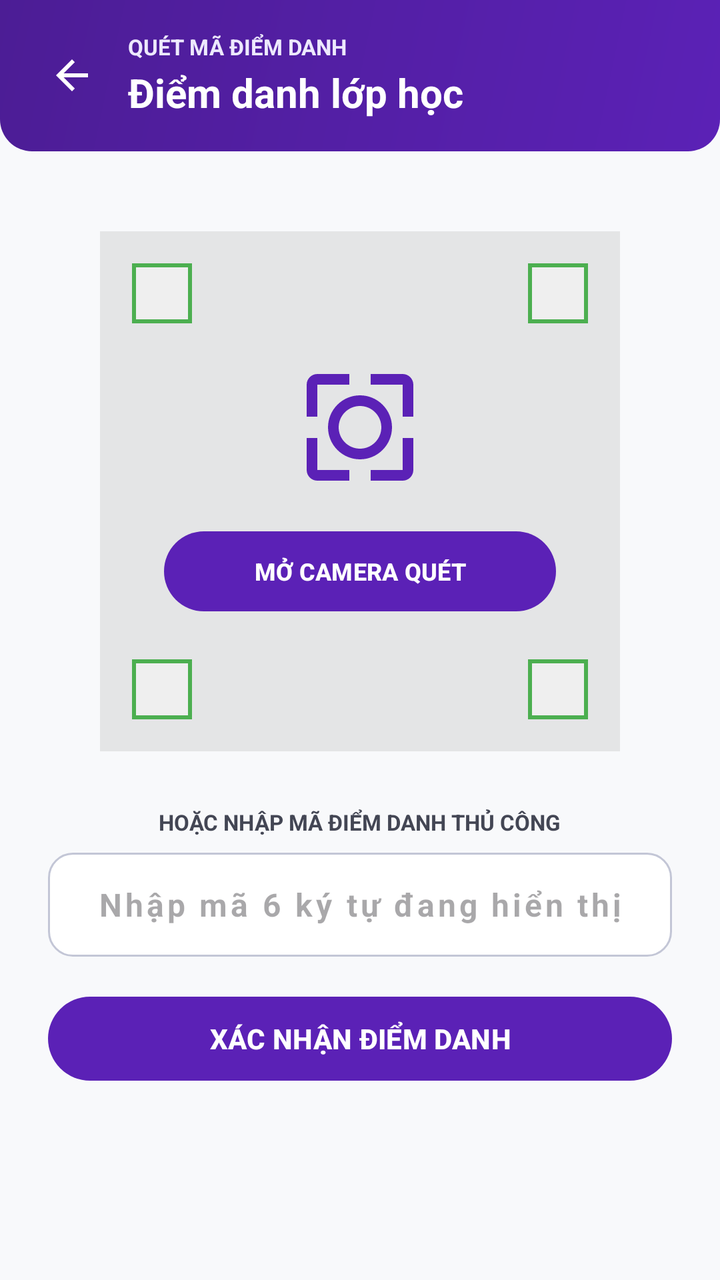
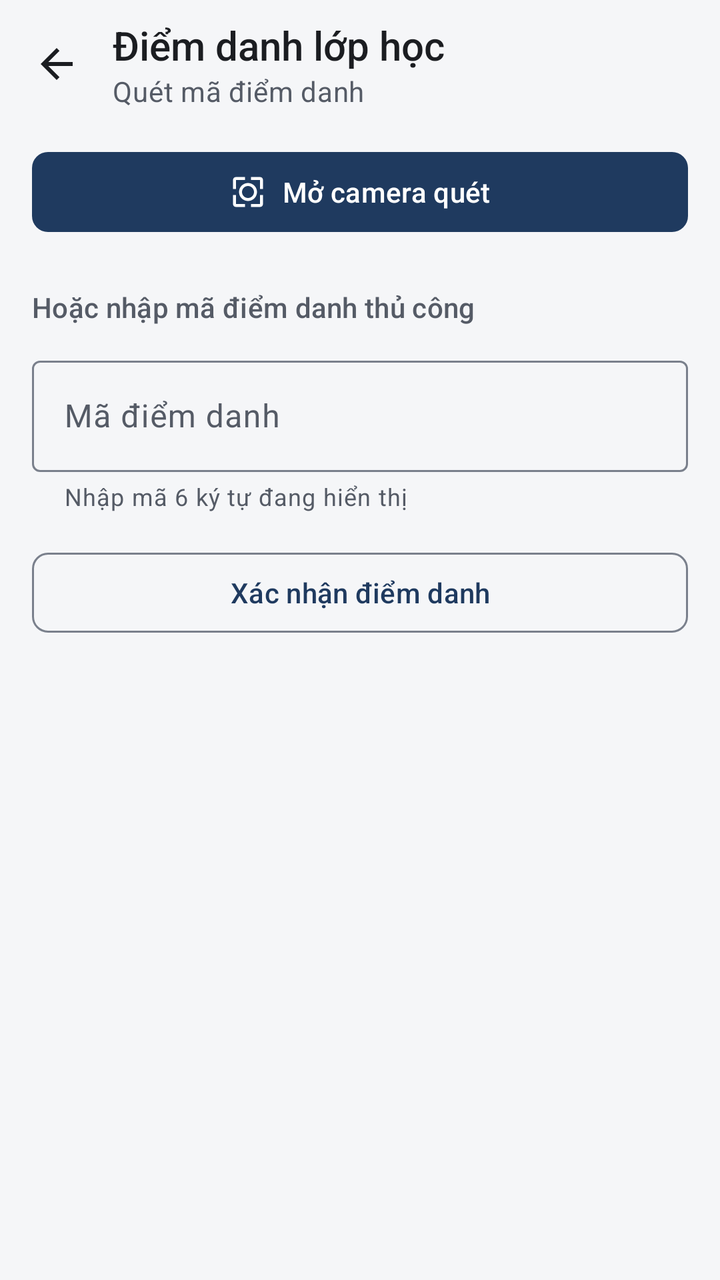

Two renders of the same Android screen: before a commit and after it. Below are the layout's source before the change and the commit's diff.
<!-- AndroidManifest.xml: application theme Theme.Kstudy -->
<!-- res/layout/fragment_student_scan.xml -->
<?xml version="1.0" encoding="utf-8"?>
<RelativeLayout xmlns:android="http://schemas.android.com/apk/res/android"
    xmlns:app="http://schemas.android.com/apk/res-auto"
    android:layout_width="match_parent"
    android:layout_height="match_parent"
    android:background="@color/background">

    
    <LinearLayout
        android:id="@+id/layoutStudentHeader"
        android:layout_width="match_parent"
        android:layout_height="wrap_content"
        android:background="@drawable/bg_gradient_blue"
        android:orientation="horizontal"
        android:gravity="center_vertical"
        android:padding="16dp">

        <ImageView
            android:id="@+id/btnBackStudentScan"
            android:layout_width="40dp"
            android:layout_height="40dp"
            android:padding="8dp"
            android:src="@drawable/ic_back"
            android:background="?android:attr/selectableItemBackgroundBorderless"
            android:contentDescription="Back" />

        <LinearLayout
            android:layout_width="0dp"
            android:layout_height="wrap_content"
            android:layout_weight="1"
            android:layout_marginStart="8dp"
            android:orientation="vertical">

            <TextView
                android:layout_width="wrap_content"
                android:layout_height="wrap_content"
                android:text="QUÉT MÃ ĐIỂM DANH"
                android:textColor="@color/primary_container"
                android:textSize="11sp"
                android:textStyle="bold" />

            <TextView
                android:layout_width="wrap_content"
                android:layout_height="wrap_content"
                android:layout_marginTop="2dp"
                android:text="Điểm danh lớp học"
                android:textColor="@color/white"
                android:textSize="20sp"
                android:textStyle="bold" />
        </LinearLayout>
    </LinearLayout>

    <ScrollView
        android:layout_width="match_parent"
        android:layout_height="match_parent"
        android:layout_below="@id/layoutStudentHeader"
        android:fillViewport="true">

        <LinearLayout
            android:layout_width="match_parent"
            android:layout_height="wrap_content"
            android:gravity="center_horizontal"
            android:orientation="vertical"
            android:padding="24dp">

            
            <FrameLayout
                android:layout_width="260dp"
                android:layout_height="260dp"
                android:layout_marginTop="16dp"
                android:background="#15000000"
                android:padding="16dp">

                
                <View
                    android:layout_width="30dp"
                    android:layout_height="30dp"
                    android:layout_gravity="top|left"
                    android:background="@color/present" />

                <View
                    android:layout_width="26dp"
                    android:layout_height="26dp"
                    android:layout_gravity="top|left"
                    android:layout_margin="2dp"
                    android:background="#EFEFEF" />

                <View
                    android:layout_width="30dp"
                    android:layout_height="30dp"
                    android:layout_gravity="top|right"
                    android:background="@color/present" />

                <View
                    android:layout_width="26dp"
                    android:layout_height="26dp"
                    android:layout_gravity="top|right"
                    android:layout_margin="2dp"
                    android:background="#EFEFEF" />

                <View
                    android:layout_width="30dp"
                    android:layout_height="30dp"
                    android:layout_gravity="bottom|left"
                    android:background="@color/present" />

                <View
                    android:layout_width="26dp"
                    android:layout_height="26dp"
                    android:layout_gravity="bottom|left"
                    android:layout_margin="2dp"
                    android:background="#EFEFEF" />

                <View
                    android:layout_width="30dp"
                    android:layout_height="30dp"
                    android:layout_gravity="bottom|right"
                    android:background="@color/present" />

                <View
                    android:layout_width="26dp"
                    android:layout_height="26dp"
                    android:layout_gravity="bottom|right"
                    android:layout_margin="2dp"
                    android:background="#EFEFEF" />

                
                <LinearLayout
                    android:layout_width="match_parent"
                    android:layout_height="match_parent"
                    android:gravity="center"
                    android:orientation="vertical"
                    android:padding="16dp">

                    <ImageView
                        android:layout_width="64dp"
                        android:layout_height="64dp"
                        android:src="@drawable/ic_scan"
                        app:tint="@color/primary" />

                    <Button
                        android:id="@+id/btnStartCameraScan"
                        style="@style/Widget.Material3.Button"
                        android:layout_width="match_parent"
                        android:layout_height="wrap_content"
                        android:layout_marginTop="16dp"
                        android:text="MỞ CAMERA QUÉT"
                        android:textColor="@color/white"
                        android:textStyle="bold"
                        android:textSize="12sp" />
                </LinearLayout>
            </FrameLayout>

            
            <TextView
                android:layout_width="wrap_content"
                android:layout_height="wrap_content"
                android:layout_marginTop="28dp"
                android:text="HOẶC NHẬP MÃ ĐIỂM DANH THỦ CÔNG"
                android:textColor="@color/text_secondary"
                android:textSize="11sp"
                android:textStyle="bold" />

            
            <EditText
                android:id="@+id/etScanCode"
                android:layout_width="match_parent"
                android:layout_height="52dp"
                android:layout_marginTop="8dp"
                android:background="@drawable/bg_edit_text"
                android:gravity="center"
                android:hint="Nhập mã 6 ký tự đang hiển thị"
                android:inputType="textCapCharacters"
                android:maxLength="10"
                android:textColor="@color/black"
                android:textSize="16sp"
                android:textStyle="bold"
                android:letterSpacing="0.1" />

            <Button
                android:id="@+id/btnSubmitScanCode"
                style="@style/Widget.Material3.Button"
                android:layout_width="match_parent"
                android:layout_height="50dp"
                android:layout_marginTop="16dp"
                android:layout_marginBottom="32dp"
                android:text="XÁC NHẬN ĐIỂM DANH"
                android:textColor="@color/white"
                android:textStyle="bold" />
        </LinearLayout>
    </ScrollView>
</RelativeLayout>
<!-- resources referenced by this layout -->
<resources>
  <color name="background">#F8F9FB</color>
  <color name="black">#FF000000</color>
  <color name="present">#4CAF50</color>
  <color name="primary">#5B21B6</color>
  <color name="primary_container">#EDE9FE</color>
  <color name="text_secondary">#434654</color>
  <color name="white">#FFFFFFFF</color>
  <!-- drawable bg_edit_text (drawable) -->
  <?xml version="1.0" encoding="utf-8"?>
  <shape xmlns:android="http://schemas.android.com/apk/res/android"
      android:shape="rectangle">
      <solid android:color="@color/surface" />
      <corners android:radius="12dp" />
      <stroke
          android:width="1dp"
          android:color="@color/outline_variant" />
  </shape>
  <!-- drawable bg_gradient_blue (drawable) -->
  <?xml version="1.0" encoding="utf-8"?>
  <shape xmlns:android="http://schemas.android.com/apk/res/android"
      android:shape="rectangle">
      <gradient
          android:angle="135"
          android:endColor="@color/primary_dark"
          android:startColor="@color/primary" />
      <corners
          android:bottomLeftRadius="16dp"
          android:bottomRightRadius="16dp" />
  </shape>
  <color name="outline_variant">#C3C6D6</color>
  <color name="primary_dark">#4C1D95</color>
  <style name="Base.Theme.Kstudy" parent="Theme.Material3.Light.NoActionBar">
          
          <item name="colorPrimary">@color/primary</item>
          <item name="colorOnPrimary">@color/white</item>
      </style>
  <!-- unchanged entries left out for length: 4 -->
</resources>

<!-- the commit's change to res/layout/fragment_student_scan.xml (unified diff, before → after) -->
@@ -1,192 +1,92 @@
 <?xml version="1.0" encoding="utf-8"?>
-<RelativeLayout xmlns:android="http://schemas.android.com/apk/res/android"
+<LinearLayout xmlns:android="http://schemas.android.com/apk/res/android"
     xmlns:app="http://schemas.android.com/apk/res-auto"
     android:layout_width="match_parent"
     android:layout_height="match_parent"
-    android:background="@color/background">
+    android:background="?android:attr/colorBackground"
+    android:orientation="vertical">
 
-    
     <LinearLayout
         android:id="@+id/layoutStudentHeader"
-        android:layout_width="match_parent"
-        android:layout_height="wrap_content"
-        android:background="@drawable/bg_gradient_blue"
-        android:orientation="horizontal"
-        android:gravity="center_vertical"
-        android:padding="16dp">
+        style="@style/Widget.Kstudy.AppBar">
 
         <ImageView
             android:id="@+id/btnBackStudentScan"
-            android:layout_width="40dp"
-            android:layout_height="40dp"
-            android:padding="8dp"
-            android:src="@drawable/ic_back"
-            android:background="?android:attr/selectableItemBackgroundBorderless"
-            android:contentDescription="Back" />
+            style="@style/Widget.Kstudy.AppBar.BackButton"
+            android:contentDescription="Quay lại" />
 
         <LinearLayout
             android:layout_width="0dp"
             android:layout_height="wrap_content"
             android:layout_weight="1"
-            android:layout_marginStart="8dp"
             android:orientation="vertical">
 
             <TextView
                 android:layout_width="wrap_content"
                 android:layout_height="wrap_content"
-                android:text="QUÉT MÃ ĐIỂM DANH"
-                android:textColor="@color/primary_container"
-                android:textSize="11sp"
-                android:textStyle="bold" />
+                android:text="Điểm danh lớp học"
+                android:textAppearance="@style/TextAppearance.Kstudy.Title" />
 
             <TextView
                 android:layout_width="wrap_content"
                 android:layout_height="wrap_content"
-                android:layout_marginTop="2dp"
-                android:text="Điểm danh lớp học"
-                android:textColor="@color/white"
-                android:textSize="20sp"
-                android:textStyle="bold" />
+                android:text="Quét mã điểm danh"
+                android:textAppearance="@style/TextAppearance.Kstudy.Body.Secondary" />
         </LinearLayout>
     </LinearLayout>
 
     <ScrollView
         android:layout_width="match_parent"
         android:layout_height="match_parent"
-        android:layout_below="@id/layoutStudentHeader"
         android:fillViewport="true">
 
         <LinearLayout
             android:layout_width="match_parent"
             android:layout_height="wrap_content"
-            android:gravity="center_horizontal"
             android:orientation="vertical"
-            android:padding="24dp">
+            android:paddingHorizontal="@dimen/screen_padding"
+            android:paddingTop="8dp"
+            android:paddingBottom="24dp">
 
             
-            <FrameLayout
-                android:layout_width="260dp"
-                android:layout_height="260dp"
-                android:layout_marginTop="16dp"
-                android:background="#15000000"
-                android:padding="16dp">
-
-                
-                <View
-                    android:layout_width="30dp"
-                    android:layout_height="30dp"
-                    android:layout_gravity="top|left"
-                    android:background="@color/present" />
-
-                <View
-                    android:layout_width="26dp"
-                    android:layout_height="26dp"
-                    android:layout_gravity="top|left"
-                    android:layout_margin="2dp"
-                    android:background="#EFEFEF" />
-
-                <View
-                    android:layout_width="30dp"
-                    android:layout_height="30dp"
-                    android:layout_gravity="top|right"
-                    android:background="@color/present" />
-
-                <View
-                    android:layout_width="26dp"
-                    android:layout_height="26dp"
-                    android:layout_gravity="top|right"
-                    android:layout_margin="2dp"
-                    android:background="#EFEFEF" />
-
-                <View
-                    android:layout_width="30dp"
-                    android:layout_height="30dp"
-                    android:layout_gravity="bottom|left"
-                    android:background="@color/present" />
-
-                <View
-                    android:layout_width="26dp"
-                    android:layout_height="26dp"
-                    android:layout_gravity="bottom|left"
-                    android:layout_margin="2dp"
-                    android:background="#EFEFEF" />
-
-                <View
-                    android:layout_width="30dp"
-                    android:layout_height="30dp"
-                    android:layout_gravity="bottom|right"
-                    android:background="@color/present" />
-
-                <View
-                    android:layout_width="26dp"
-                    android:layout_height="26dp"
-                    android:layout_gravity="bottom|right"
-                    android:layout_margin="2dp"
-                    android:background="#EFEFEF" />
-
-                
-                <LinearLayout
-                    android:layout_width="match_parent"
-                    android:layout_height="match_parent"
-                    android:gravity="center"
-                    android:orientation="vertical"
-                    android:padding="16dp">
-
-                    <ImageView
-                        android:layout_width="64dp"
-                        android:layout_height="64dp"
-                        android:src="@drawable/ic_scan"
-                        app:tint="@color/primary" />
-
-                    <Button
-                        android:id="@+id/btnStartCameraScan"
-                        style="@style/Widget.Material3.Button"
-                        android:layout_width="match_parent"
-                        android:layout_height="wrap_content"
-                        android:layout_marginTop="16dp"
-                        android:text="MỞ CAMERA QUÉT"
-                        android:textColor="@color/white"
-                        android:textStyle="bold"
-                        android:textSize="12sp" />
-                </LinearLayout>
-            </FrameLayout>
+            <Button
+                android:id="@+id/btnStartCameraScan"
+                android:layout_width="match_parent"
+                android:layout_height="wrap_content"
+                android:text="Mở camera quét"
+                app:icon="@drawable/ic_scan"
+                app:iconGravity="textStart" />
 
             
             <TextView
-                android:layout_width="wrap_content"
+                style="@style/Widget.Kstudy.SectionHeader"
+                android:layout_marginBottom="12dp"
+                android:text="Hoặc nhập mã điểm danh thủ công" />
+
+            <com.google.android.material.textfield.TextInputLayout
+                style="@style/Widget.Material3.TextInputLayout.OutlinedBox"
+                android:layout_width="match_parent"
                 android:layout_height="wrap_content"
-                android:layout_marginTop="28dp"
-                android:text="HOẶC NHẬP MÃ ĐIỂM DANH THỦ CÔNG"
-                android:textColor="@color/text_secondary"
-                android:textSize="11sp"
-                android:textStyle="bold" />
+                android:hint="Mã điểm danh"
+                app:helperText="Nhập mã 6 ký tự đang hiển thị">
 
-            
-            <EditText
-                android:id="@+id/etScanCode"
-                android:layout_width="match_parent"
-                android:layout_height="52dp"
-                android:layout_marginTop="8dp"
-                android:background="@drawable/bg_edit_text"
-                android:gravity="center"
-                android:hint="Nhập mã 6 ký tự đang hiển thị"
-                android:inputType="textCapCharacters"
-                android:maxLength="10"
-                android:textColor="@color/black"
-                android:textSize="16sp"
-                android:textStyle="bold"
-                android:letterSpacing="0.1" />
+                <com.google.android.material.textfield.TextInputEditText
+                    android:id="@+id/etScanCode"
+                    android:layout_width="match_parent"
+                    android:layout_height="wrap_content"
+                    android:importantForAutofill="no"
+                    android:inputType="textCapCharacters|textNoSuggestions"
+                    android:maxLength="10"
+                    android:maxLines="1" />
+            </com.google.android.material.textfield.TextInputLayout>
 
             <Button
                 android:id="@+id/btnSubmitScanCode"
-                style="@style/Widget.Material3.Button"
+                style="@style/Widget.Kstudy.Button.Outlined"
                 android:layout_width="match_parent"
-                android:layout_height="50dp"
+                android:layout_height="wrap_content"
                 android:layout_marginTop="16dp"
-                android:layout_marginBottom="32dp"
-                android:text="XÁC NHẬN ĐIỂM DANH"
-                android:textColor="@color/white"
-                android:textStyle="bold" />
+                android:text="Xác nhận điểm danh" />
         </LinearLayout>
     </ScrollView>
-</RelativeLayout>
+</LinearLayout>
<!-- resource entries referenced after the edit -->
@@ -1,41 +1,156 @@
 <!-- resources referenced by this layout -->
 <resources>
-  <color name="background">#F8F9FB</color>
-  <color name="black">#FF000000</color>
-  <color name="present">#4CAF50</color>
-  <color name="primary">#5B21B6</color>
-  <color name="primary_container">#EDE9FE</color>
-  <color name="text_secondary">#434654</color>
-  <color name="white">#FFFFFFFF</color>
-  <!-- drawable bg_edit_text (drawable) -->
-  <?xml version="1.0" encoding="utf-8"?>
-  <shape xmlns:android="http://schemas.android.com/apk/res/android"
-      android:shape="rectangle">
-      <solid android:color="@color/surface" />
-      <corners android:radius="12dp" />
-      <stroke
-          android:width="1dp"
-          android:color="@color/outline_variant" />
-  </shape>
-  <!-- drawable bg_gradient_blue (drawable) -->
-  <?xml version="1.0" encoding="utf-8"?>
-  <shape xmlns:android="http://schemas.android.com/apk/res/android"
-      android:shape="rectangle">
-      <gradient
-          android:angle="135"
-          android:endColor="@color/primary_dark"
-          android:startColor="@color/primary" />
-      <corners
-          android:bottomLeftRadius="16dp"
-          android:bottomRightRadius="16dp" />
-  </shape>
-  <color name="outline_variant">#C3C6D6</color>
-  <color name="primary_dark">#4C1D95</color>
+  <dimen name="screen_padding">16dp</dimen>
+  <style name="TextAppearance.Kstudy.Body.Secondary">
+          <item name="android:textColor">?attr/colorOnSurfaceVariant</item>
+      </style>
+  <style name="TextAppearance.Kstudy.Title" parent="TextAppearance.Material3.TitleLarge">
+          <item name="android:textSize">20sp</item>
+          <item name="android:fontFamily">sans-serif-medium</item>
+          <item name="fontFamily">sans-serif-medium</item>
+          <item name="android:textColor">?attr/colorOnSurface</item>
+      </style>
+  <style name="Widget.Kstudy.AppBar" parent="">
+          <item name="android:layout_width">match_parent</item>
+          <item name="android:layout_height">wrap_content</item>
+          <item name="android:minHeight">@dimen/app_bar_height</item>
+          <item name="android:orientation">horizontal</item>
+          <item name="android:gravity">center_vertical</item>
+          <item name="android:paddingStart">@dimen/screen_padding</item>
+          <item name="android:paddingEnd">@dimen/screen_padding</item>
+          <item name="android:paddingTop">8dp</item>
+          <item name="android:paddingBottom">8dp</item>
+          <item name="android:clipToPadding">false</item>
+      </style>
+  <style name="Widget.Kstudy.AppBar.BackButton" parent="">
+          <item name="android:layout_width">48dp</item>
+          <item name="android:layout_height">48dp</item>
+          <item name="android:layout_marginStart">-12dp</item>
+          <item name="android:layout_marginEnd">4dp</item>
+          <item name="android:padding">12dp</item>
+          <item name="android:src">@drawable/ic_back</item>
+          <item name="tint">?attr/colorOnSurface</item>
+          <item name="android:background">?attr/selectableItemBackgroundBorderless</item>
+      </style>
+  <style name="Widget.Kstudy.Button.Outlined" parent="Widget.Material3.Button.OutlinedButton">
+          <item name="shapeAppearanceOverlay">@style/ShapeAppearanceOverlay.Kstudy.Control</item>
+      </style>
+  <style name="Widget.Kstudy.SectionHeader" parent="">
+          <item name="android:layout_width">wrap_content</item>
+          <item name="android:layout_height">wrap_content</item>
+          <item name="android:layout_marginTop">24dp</item>
+          <item name="android:layout_marginBottom">8dp</item>
+          <item name="android:textAppearance">@style/TextAppearance.Kstudy.Section</item>
+      </style>
+  <dimen name="app_bar_height">64dp</dimen>
+  <style name="ShapeAppearanceOverlay.Kstudy.Control" parent="">
+          <item name="cornerFamily">rounded</item>
+          <item name="cornerSize">@dimen/radius_control</item>
+      </style>
+  <style name="TextAppearance.Kstudy.Section" parent="TextAppearance.Material3.TitleSmall">
+          <item name="android:textColor">?attr/colorOnSurfaceVariant</item>
+      </style>
+  <color name="background">#F5F6F8</color>
+  <color name="on_surface">#1B1D21</color>
+  <color name="surface_container">#ECEEF2</color>
+  <color name="primary">#1F3A5F</color>
+  <color name="on_primary">#FFFFFF</color>
+  <color name="primary_container">#E2E9F3</color>
+  <color name="on_primary_container">#14263F</color>
+  <color name="primary_inverse">#A9C1E3</color>
+  <color name="secondary">#56606E</color>
+  <color name="secondary_container">#E7EAEF</color>
+  <color name="on_secondary_container">#1C2430</color>
+  <color name="text_secondary">#555B66</color>
+  <color name="surface_inverse">#2F3237</color>
+  <color name="on_surface_inverse">#F1F2F4</color>
+  <color name="surface_dim">#DCDEE3</color>
+  <color name="surface_container_low">#F5F6F8</color>
+  <color name="surface_container_high">#E4E7EC</color>
+  <color name="outline">#7A808C</color>
+  <color name="outline_variant">#DDE0E6</color>
+  <color name="error">#B3261E</color>
+  <color name="error_container">#FBEAE8</color>
+  <color name="on_error_container">#5F1410</color>
+  <dimen name="radius_container">12dp</dimen>
+  <style name="Widget.Kstudy.Button" parent="Widget.Material3.Button">
+          <item name="shapeAppearanceOverlay">@style/ShapeAppearanceOverlay.Kstudy.Control</item>
+      </style>
+  <style name="Widget.Kstudy.Button.Text" parent="Widget.Material3.Button.TextButton">
+          <item name="shapeAppearanceOverlay">@style/ShapeAppearanceOverlay.Kstudy.Control</item>
+          <item name="android:minWidth">56dp</item>
+      </style>
+  <style name="ThemeOverlay.Kstudy.MaterialAlertDialog" parent="ThemeOverlay.Material3.MaterialAlertDialog">
+          <item name="alertDialogStyle">@style/MaterialAlertDialog.Kstudy</item>
+          <item name="buttonBarPositiveButtonStyle">@style/Widget.Kstudy.Button.Text.Dialog</item>
+          <item name="buttonBarNegativeButtonStyle">@style/Widget.Kstudy.Button.Text.Dialog</item>
+          <item name="buttonBarNeutralButtonStyle">@style/Widget.Kstudy.Button.Text.Dialog.Flush</item>
+      </style>
+  <style name="MaterialAlertDialog.Kstudy" parent="MaterialAlertDialog.Material3">
+          <item name="backgroundTint">?attr/colorSurface</item>
+      </style>
+  <style name="Widget.Kstudy.Button.Text.Dialog" parent="Widget.Material3.Button.TextButton.Dialog">
+          <item name="shapeAppearanceOverlay">@style/ShapeAppearanceOverlay.Kstudy.Control</item>
+      </style>
+  <style name="Widget.Kstudy.Button.Text.Dialog.Flush">
+          <item name="android:layout_marginStart">0dp</item>
+          <item name="android:layout_marginLeft">0dp</item>
+      </style>
   <style name="Base.Theme.Kstudy" parent="Theme.Material3.Light.NoActionBar">
           
           <item name="colorPrimary">@color/primary</item>
-          <item name="colorOnPrimary">@color/white</item>
+          <item name="colorOnPrimary">@color/on_primary</item>
+          <item name="colorPrimaryContainer">@color/primary_container</item>
+          <item name="colorOnPrimaryContainer">@color/on_primary_container</item>
+          <item name="colorPrimaryInverse">@color/primary_inverse</item>
+          <item name="colorSecondary">@color/secondary</item>
+          <item name="colorOnSecondary">@color/on_primary</item>
+          <item name="colorSecondaryContainer">@color/secondary_container</item>
+          <item name="colorOnSecondaryContainer">@color/on_secondary_container</item>
+          <item name="colorTertiary">@color/secondary</item>
+          <item name="colorOnTertiary">@color/on_primary</item>
+          <item name="colorTertiaryContainer">@color/secondary_container</item>
+          <item name="colorOnTertiaryContainer">@color/on_secondary_container</item>
+          <item name="android:colorBackground">@color/background</item>
+          <item name="colorOnBackground">@color/on_surface</item>
+          <item name="colorSurface">@color/surface</item>
+          <item name="colorOnSurface">@color/on_surface</item>
+          <item name="colorSurfaceVariant">@color/surface_container</item>
+          <item name="colorOnSurfaceVariant">@color/text_secondary</item>
+          <item name="colorSurfaceInverse">@color/surface_inverse</item>
+          <item name="colorOnSurfaceInverse">@color/on_surface_inverse</item>
+          <item name="colorSurfaceBright">@color/surface</item>
+          <item name="colorSurfaceDim">@color/surface_dim</item>
+          <item name="colorSurfaceContainerLowest">@color/surface</item>
+          <item name="colorSurfaceContainerLow">@color/surface_container_low</item>
+          <item name="colorSurfaceContainer">@color/surface_container</item>
+          <item name="colorSurfaceContainerHigh">@color/surface_container_high</item>
+          <item name="colorSurfaceContainerHighest">@color/surface_container_high</item>
+          <item name="colorOutline">@color/outline</item>
+          <item name="colorOutlineVariant">@color/outline_variant</item>
+          <item name="colorError">@color/error</item>
+          <item name="colorOnError">@color/on_primary</item>
+          <item name="colorErrorContainer">@color/error_container</item>
+          <item name="colorOnErrorContainer">@color/on_error_container</item>
+  
+          
+          <item name="elevationOverlayEnabled">false</item>
+  
+          
+          <item name="shapeCornerSizeExtraSmall">@dimen/radius_control</item>
+          <item name="shapeCornerSizeSmall">@dimen/radius_control</item>
+          <item name="shapeCornerSizeMedium">@dimen/radius_container</item>
+          <item name="shapeCornerSizeLarge">@dimen/radius_container</item>
+          <item name="shapeCornerSizeLargeIncreased">@dimen/radius_container</item>
+          <item name="shapeCornerSizeExtraLarge">@dimen/radius_container</item>
+          <item name="shapeCornerSizeExtraLargeIncreased">@dimen/radius_container</item>
+  
+          <item name="materialButtonStyle">@style/Widget.Kstudy.Button</item>
+          <item name="materialButtonOutlinedStyle">@style/Widget.Kstudy.Button.Outlined</item>
+          <item name="borderlessButtonStyle">@style/Widget.Kstudy.Button.Text</item>
+          <item name="materialAlertDialogTheme">@style/ThemeOverlay.Kstudy.MaterialAlertDialog</item>
       </style>
+  <dimen name="radius_control">8dp</dimen>
   <!-- unchanged entries left out for length: 4 -->
 </resources>
 
